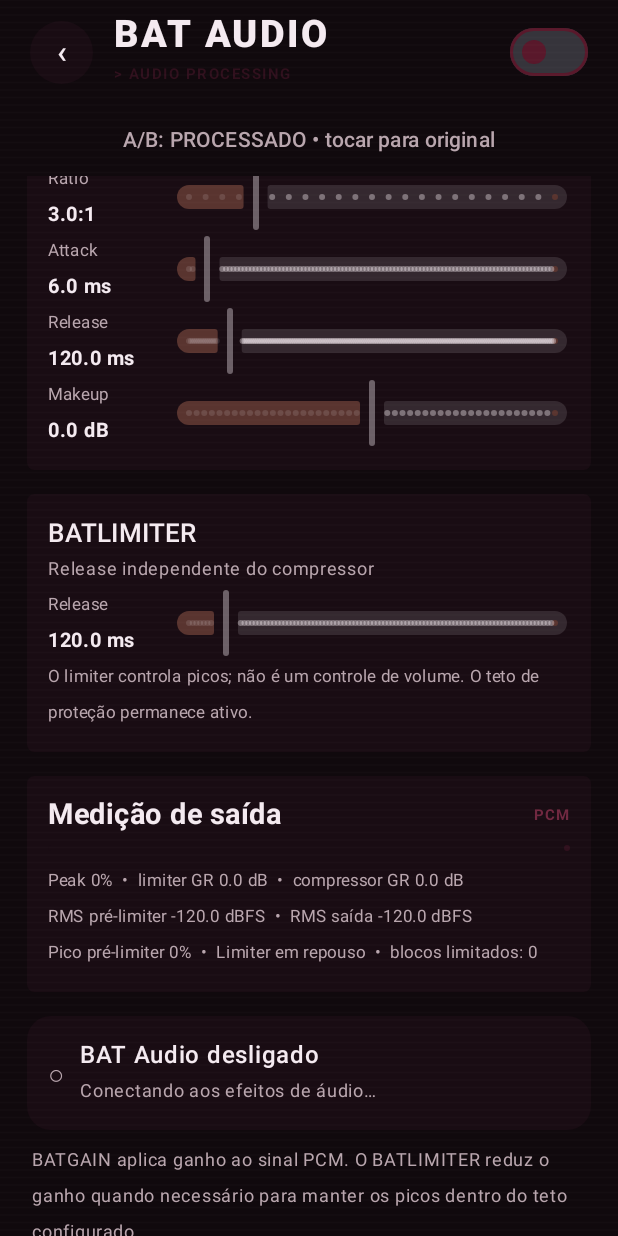
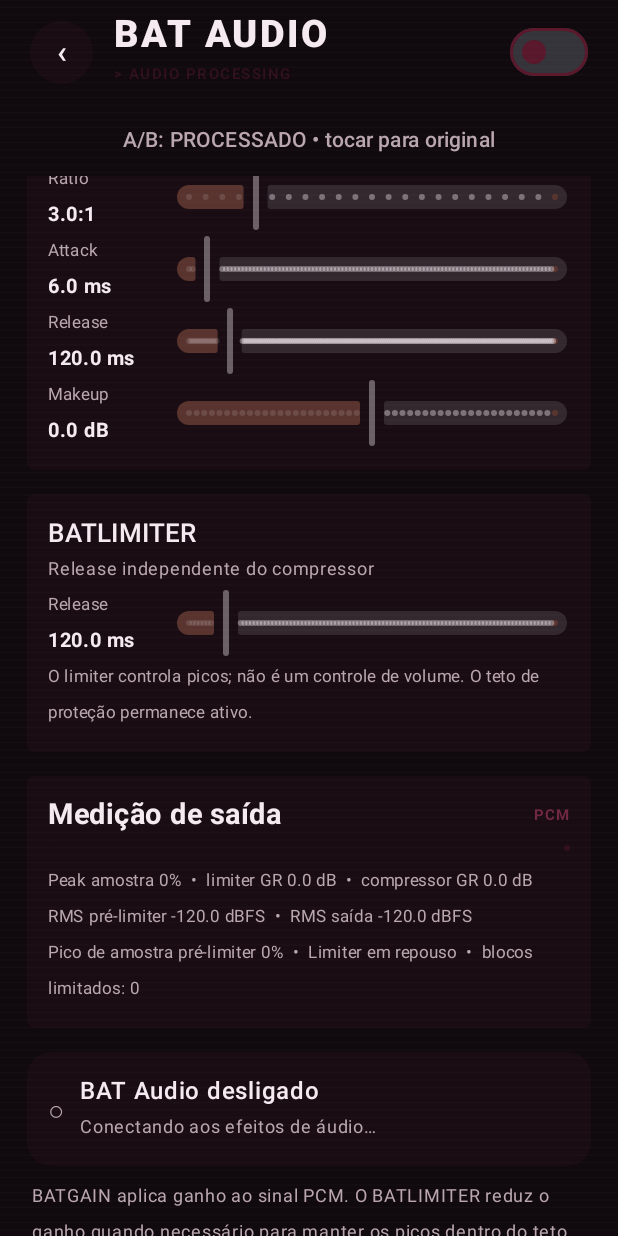
Before and after one commit to joaosmkjk/BatMusic, an Android app built with Jetpack Compose: the screen it shows after launch (MainActivity), item 3 of the bottom bar chosen, scrolled down 1484 dp, on a phone screen of 412 x 824 dp. Run offline under Robolectric (Android 15) with nearby library versions, the phone set to English and light mode, and no system bars; 8 statements that could not run were skipped.

Commit message:
Clarify BATBOOST sample-peak telemetry labels

```diff
--- a/app/src/main/java/com/batmusic/app/ui/screens/BatMusicScreens.kt
+++ b/app/src/main/java/com/batmusic/app/ui/screens/BatMusicScreens.kt
@@ -654,9 +654,9 @@ private fun BatAudioScreen(
                 PanelCard {
                     SectionHeading("Medição de saída", if (limiterActive) "LIMITER" else "PCM")
                     LinearProgressIndicator(progress = { peak.coerceIn(0f, 1f) }, modifier = Modifier.fillMaxWidth().padding(vertical = 8.dp), color = MaterialTheme.colorScheme.primary, trackColor = MaterialTheme.colorScheme.surfaceVariant)
-                    Text("Peak ${(peak * 100f).roundToInt()}%  •  limiter GR ${"%.1f".format(limiterGainReductionDb)} dB  •  compressor GR ${"%.1f".format(compressorGainReductionDb)} dB", color = MaterialTheme.colorScheme.onSurfaceVariant, fontSize = 11.sp)
+                    Text("Peak amostra ${(peak * 100f).roundToInt()}%  •  limiter GR ${"%.1f".format(limiterGainReductionDb)} dB  •  compressor GR ${"%.1f".format(compressorGainReductionDb)} dB", color = MaterialTheme.colorScheme.onSurfaceVariant, fontSize = 11.sp)
                     Text("RMS pré-limiter ${"%.1f".format(preLimiterRmsDb)} dBFS  •  RMS saída ${"%.1f".format(outputRmsDb)} dBFS", color = MaterialTheme.colorScheme.onSurfaceVariant, fontSize = 11.sp)
-                    Text("Pico pré-limiter ${(preLimiterPeak * 100f).roundToInt()}%  •  ${if (limiterActive) "Limiter atuando" else "Limiter em repouso"}  •  blocos limitados: $clippingBlocks", color = MaterialTheme.colorScheme.onSurfaceVariant, fontSize = 11.sp)
+                    Text("Pico de amostra pré-limiter ${(preLimiterPeak * 100f).roundToInt()}%  •  ${if (limiterActive) "Limiter atuando" else "Limiter em repouso"}  •  blocos limitados: $clippingBlocks", color = MaterialTheme.colorScheme.onSurfaceVariant, fontSize = 11.sp)
                 }
             }
             item {
```
